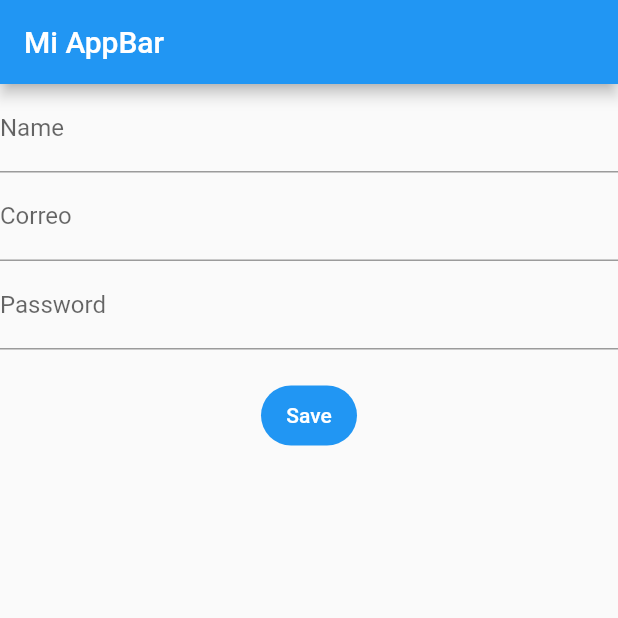
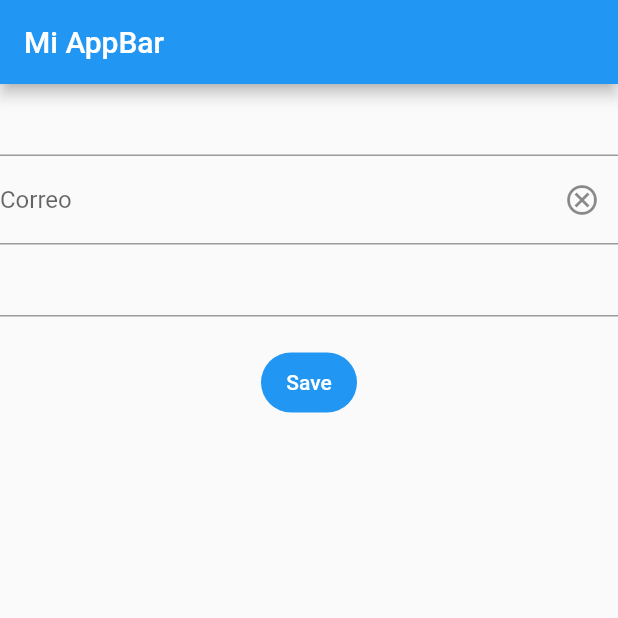
Before and after one commit to BrunoCura2020/form_reactive_flutter, a Flutter app: the screen it shows after launch, on a phone screen of 412 x 824 dp, the top half of it. Run offline on Flutter 3.47's test engine with Material 2 defaults, Android fonts, the phone set to English and light mode, and no system bars; drawn by our look-alikes of reactive_forms.

Commit message:
Se agrega reactividad al formulario

```diff
--- a/lib/home_screen.dart
+++ b/lib/home_screen.dart
@@ -1,34 +1,42 @@
 import 'package:flutter/material.dart';
+import 'package:reactive_forms/reactive_forms.dart';
 
 class HomeScreen extends StatelessWidget {
   const HomeScreen({super.key});
 
   @override
   Widget build(BuildContext context) {
+    // creates a group
+    final form = fb.group({
+      'name': ['', Validators.required],
+      'email': ['', Validators.required, Validators.email],
+      'password': Validators.required,
+    });
+
     return Scaffold(
       appBar: AppBar(
         title: const Text('Mi AppBar'),
       ),
       body: Center(
-        child: Form(
+        child: ReactiveForm(
+          formGroup: form,
           child: Column(
-            children: [
-              TextFormField(
-                decoration: const InputDecoration(
-                  label: Text('Name'),
-                ),
+            children: <Widget> [
+              ReactiveTextField(
+                formControlName: 'name',
+                //suffixIcon: Icon(Icons.check_circle_outline_rounded)
               ),
 
               TextFormField(
                 decoration: const InputDecoration(
                   label: Text('Correo'),
+                  suffixIcon: Icon(Icons.cancel_outlined)
                 ),
               ),
 
-              TextFormField(
-                decoration: const InputDecoration(
-                  label: Text('Password'),
-                ),
+              ReactiveTextField(
+                formControlName: 'name',
+                obscureText: true,
               ),
 
               const SizedBox(height: 20,),
```
